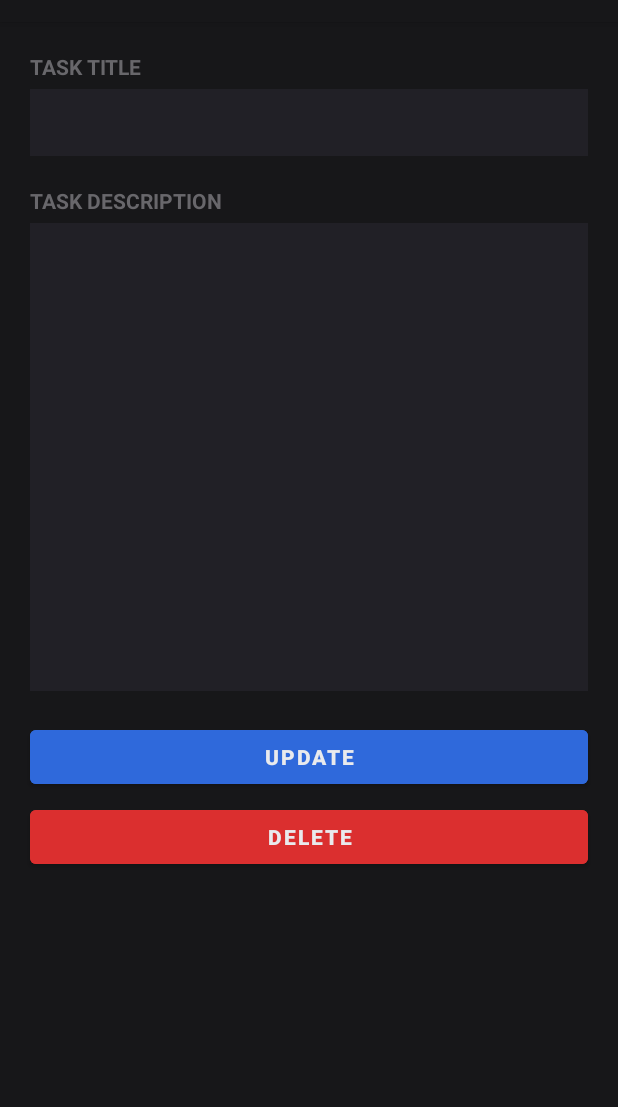
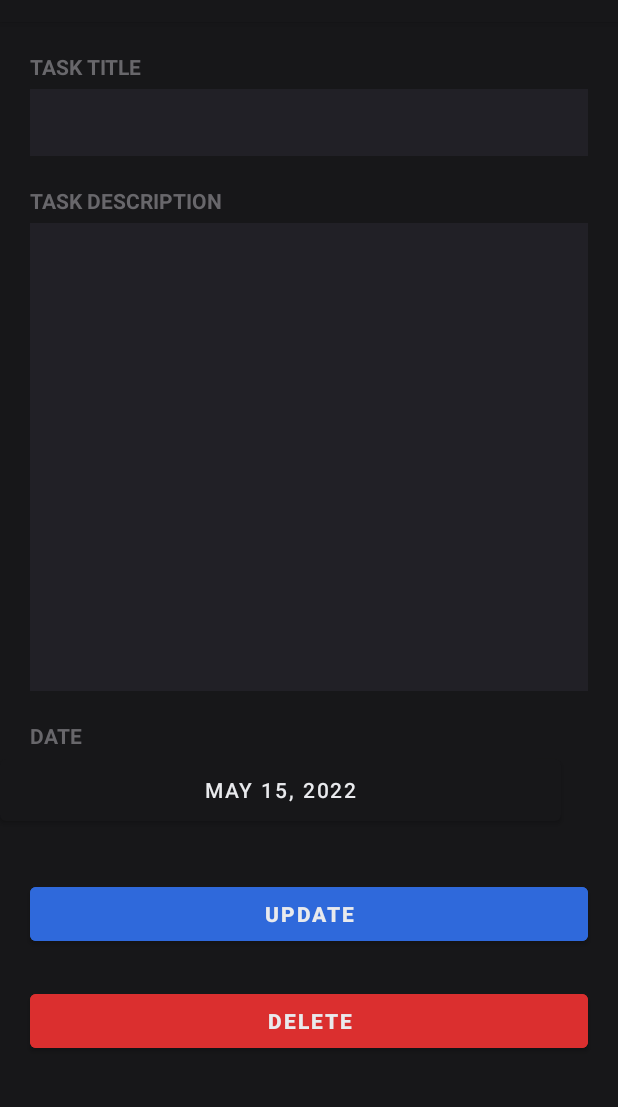
Before and after one commit to abiralpandey34/TodoApp-, an Android app: the AddTodoActivity screen opened directly, with no data from a screen before it, on a phone screen of 412 x 824 dp, the part 62-1169 px from its top. Run offline under Robolectric (Android 15) with nearby library versions, the phone set to English and light mode, and no system bars; our stand-ins replace Room's generated code; 3 statements that could not run were skipped.

Commit message:
Calender added

```diff
--- a/app/src/main/java/com/example/todoapp/AddTodoActivity.java
+++ b/app/src/main/java/com/example/todoapp/AddTodoActivity.java
@@ -3,6 +3,7 @@ package com.example.todoapp;
 import androidx.appcompat.app.AppCompatActivity;
 
 import android.app.AlertDialog;
+import android.app.DatePickerDialog;
 import android.app.Dialog;
 import android.content.DialogInterface;
 import android.content.Intent;
@@ -12,9 +13,13 @@ import android.util.Log;
 import android.view.View;
 import android.view.ViewGroup;
 import android.widget.Button;
+import android.widget.DatePicker;
 import android.widget.EditText;
 import android.widget.Toast;
 
+import java.text.DateFormat;
+import java.text.SimpleDateFormat;
+import java.util.Calendar;
 import java.util.Date;
 
 public class AddTodoActivity extends AppCompatActivity {
@@ -26,30 +31,70 @@ public class AddTodoActivity extends AppCompatActivity {
     Dialog dialog;
     Todo todo;
 
+    //For date in new to-do form.
+    DatePickerDialog datePickerDialog;
+    final Calendar calendar = Calendar.getInstance();
+    Button dateButton;
+    int year,month,day;
+
+
     @Override
     protected void onCreate(Bundle savedInstanceState) {
         super.onCreate(savedInstanceState);
         setContentView(R.layout.activity_add_todo);
 
         saveButton = findViewById(R.id.add_item_button);
-        deleteButton = findViewById(R.id.delete_item_button);
+        dateButton = findViewById(R.id.date_picker_button);
         todoTitle = findViewById(R.id.todo_title);
         todoDescription = findViewById(R.id.todo_description);
-        deleteButton.setVisibility(View.GONE); //Hiding delete button by default
+        deleteButton = findViewById(R.id.delete_item_button);
 
-        // Create a db instance
+        //Hiding delete button by default
+        deleteButton.setVisibility(View.GONE);
+
+        //Setting up default date value.
+        dateButton.setText(DateFormat.getDateInstance(DateFormat.DEFAULT).format(calendar.getTime()));
+
+        // Creating a database instance.
         database = RoomDB.getInstance(this);
 
         try {
             Intent intent = getIntent();
             todo = (Todo) intent.getSerializableExtra("TODO_CLASS");
 
-            setPreviousFoundData(todo);
+            setPreviousFoundData(todo); //This method sets old value into the activity_add_todo.xml objects.
         }
 
         catch (Exception e){
             todo = new Todo();
         }
+
+        dateButton.setOnClickListener(new View.OnClickListener(){
+            @Override
+            public void onClick(View view) {
+
+                //Setting default date on calender to current date.
+                year = calendar.get(Calendar.YEAR);
+                month = calendar.get(Calendar.MONTH);
+                day = calendar.get(Calendar.DAY_OF_MONTH);
+
+                DatePickerDialog datePickerDialog = new DatePickerDialog(AddTodoActivity.this, new DatePickerDialog.OnDateSetListener() {
+                    @Override
+                    public void onDateSet(DatePicker datePicker, int year, int month, int day) {
+
+                        //Setting user-selected date.
+                        calendar.set(Calendar.YEAR, year);
+                        calendar.set(Calendar.MONTH, month);
+                        calendar.set(Calendar.DAY_OF_MONTH, day);
+
+                        String currentDateString = DateFormat.getDateInstance(DateFormat.DEFAULT).format(calendar.getTime());
+
+                        dateButton.setText(currentDateString);
+                    }
+                },year, month, day);
+                datePickerDialog.show();
+            }
+        });
 
         deleteButton.setOnClickListener(new View.OnClickListener(){
             @Override
@@ -63,6 +108,7 @@ public class AddTodoActivity extends AppCompatActivity {
             public void onClick(View view) {
                 String title = todoTitle.getText().toString();
                 String description = todoDescription.getText().toString();
+                String date = dateButton.getText().toString();
 
                 //Show Alert Dialog Box if title is left empty.
                 if(todoTitle.getText().toString().trim().length()==0){
@@ -73,7 +119,7 @@ public class AddTodoActivity extends AppCompatActivity {
                 else{
                     //This condition gets executed when  a new to-do item is being created.
                     if(todo.getDescription()==null){
-                        database.todoDao().insertTodo(new Todo(title, description, new Date().toString(), false));
+                        database.todoDao().insertTodo(new Todo(title, description, date, false));
                         Toast.makeText(AddTodoActivity.this, "Todo Created", Toast.LENGTH_SHORT).show();
                     }
                     //This condition gets executed when to-do item is updated/edited.
@@ -81,6 +127,7 @@ public class AddTodoActivity extends AppCompatActivity {
                         todo.setTitle(title);
                         todo.setDescription(description);
                         todo.setCompleted(false);
+                        todo.setCreatedDate(date);
 
                         // Connection to database
                         database.todoDao().update(todo);
@@ -94,13 +141,17 @@ public class AddTodoActivity extends AppCompatActivity {
         });
     }
 
+
+    //This method gets called only when user is trying to update a to-do item.
     public void setPreviousFoundData(Todo todo){
         todoTitle.setText(todo.getTitle());
+        dateButton.setText(todo.getCreatedDate());
         todoDescription.setText(todo.getDescription());
         deleteButton.setVisibility(View.VISIBLE);
         saveButton.setText("UPDATE");
     }
 
+    //This method gets called only when to-do item is being deleted.
     public void deleteConfirmationDialogBoxPopup(Todo todo){
 
         dialog = new Dialog(this);
@@ -136,6 +187,7 @@ public class AddTodoActivity extends AppCompatActivity {
 
     }
 
+    //This method gets executed only when user tries to save a to-do with empty title.
     public void showAlertDialogPopup(){
         dialog = new Dialog(this);
         dialog.setContentView(R.layout.alert_message_layout);
@@ -160,6 +212,4 @@ public class AddTodoActivity extends AppCompatActivity {
         });
     }
 
-
-
 }
--- a/app/src/main/res/layout/activity_add_todo.xml
+++ b/app/src/main/res/layout/activity_add_todo.xml
@@ -71,13 +71,38 @@
         app:layout_constraintStart_toStartOf="parent"
         app:layout_constraintTop_toBottomOf="@+id/textView5" />
 
+    <TextView
+        android:id="@+id/date_text"
+        android:layout_width="match_parent"
+        android:layout_height="wrap_content"
+        android:layout_marginTop="20dp"
+        android:layout_marginEnd="20dp"
+        android:layout_marginStart="20dp"
+        android:layout_marginBottom="5dp"
+        android:text="Date"
+        android:textAllCaps="true"
+        android:textColor="@color/text_color_faded"
+        android:textStyle="bold"
+        app:layout_constraintTop_toBottomOf="@+id/todo_description"
+        tools:layout_editor_absoluteX="24dp" />
+
+    <Button
+        android:id="@+id/date_picker_button"
+        android:layout_width="374dp"
+        android:text="Pick a date"
+        android:layout_height="53dp"
+        android:calendarTextColor="@color/text_color"
+        android:datePickerMode="calendar"
+        app:layout_constraintTop_toBottomOf="@+id/date_text"
+        tools:layout_editor_absoluteX="22dp" />
+
     <Button
         android:id="@+id/add_item_button"
         android:layout_width="match_parent"
         android:layout_height="wrap_content"
         android:layout_marginStart="20dp"
+        android:layout_marginTop="32dp"
         android:layout_marginEnd="20dp"
-        android:layout_marginTop="20dp"
         android:backgroundTint="@color/material_blue"
         android:text="Save"
         android:textColor="@color/text_color"
@@ -85,25 +110,25 @@
         app:layout_constraintEnd_toEndOf="parent"
         app:layout_constraintHorizontal_bias="0.0"
         app:layout_constraintStart_toStartOf="parent"
-        app:layout_constraintTop_toBottomOf="@+id/todo_description" />
+        app:layout_constraintTop_toBottomOf="@+id/date_picker_button" />
 
     <Button
         android:id="@+id/delete_item_button"
         android:layout_width="match_parent"
         android:layout_height="wrap_content"
         android:layout_marginStart="20dp"
+        android:layout_marginTop="5dp"
         android:layout_marginEnd="20dp"
-        android:layout_marginTop="5dp"
         android:backgroundTint="@color/material_red"
         android:text="Delete"
         android:textColor="@color/text_color"
         android:textStyle="bold"
         app:layout_constraintBottom_toBottomOf="parent"
         app:layout_constraintEnd_toEndOf="parent"
-        app:layout_constraintHorizontal_bias="0.4"
+        app:layout_constraintHorizontal_bias="0.0"
         app:layout_constraintStart_toStartOf="parent"
         app:layout_constraintTop_toBottomOf="@+id/add_item_button"
-        app:layout_constraintVertical_bias="0.0" />
+        app:layout_constraintVertical_bias="0.187" />
 
 
 </androidx.constraintlayout.widget.ConstraintLayout>
```
Also changed, not shown: app/src/main/java/com/example/todoapp/MainActivity.java (+6 -3 lines), app/src/main/java/com/example/todoapp/TodoAdapter.java (+5 -5 lines), app/src/main/res/layout/list_item.xml (+16 -1 lines).
